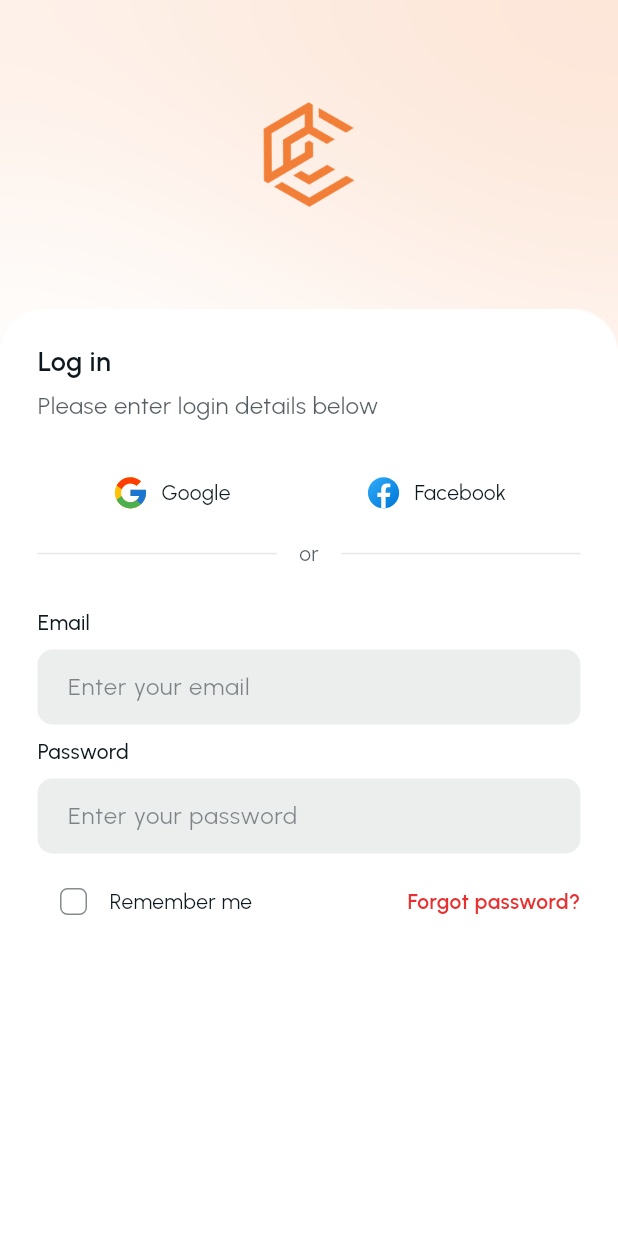
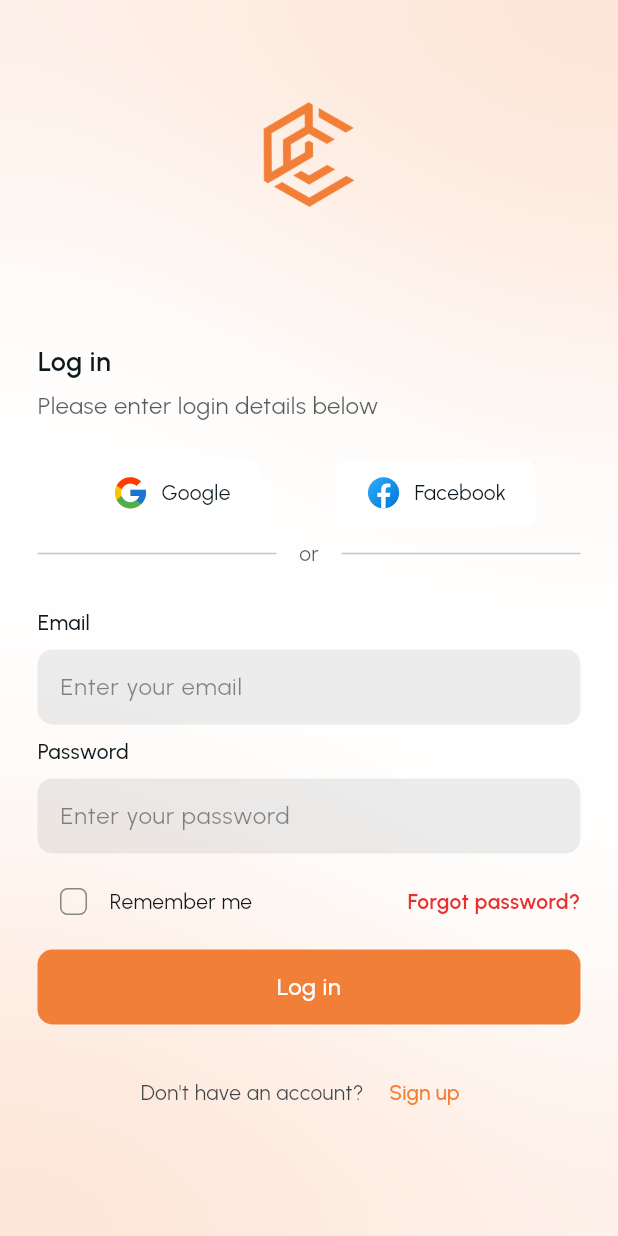
Before and after one commit to kaiumallimon/current, a Flutter app: the screen it shows after launch, on a phone screen of 412 x 824 dp. Run offline on Flutter 3.47's test engine with Material 3 defaults, Android fonts, the phone set to English and light mode, and no system bars; drawn by our look-alikes of blur; our stand-ins replace flutter_svg, get.

Commit message:
Add warning dialog and update UI components in login module

```diff
--- a/lib/app/core/constants/_strings.dart
+++ b/lib/app/core/constants/_strings.dart
@@ -17,4 +17,6 @@ class AppString {
   static const signup = "Sign up";
   static const agree = 'I agree with current privacy and policy';
   static const haveAccount = 'Already have an account?';
+  static const warning = "Warning";
+  static const unavailableFeature = 'This feature is not available yet!';
 }
--- a/lib/app/core/widgets/_custom_divider.dart
+++ b/lib/app/core/widgets/_custom_divider.dart
@@ -10,7 +10,7 @@ class CustomDivider extends StatelessWidget {
     // get theme
     final theme = Theme.of(context).colorScheme;
     return Divider(
-      color: theme.onSurface.withOpacity(.1),
+      color: theme.onSurface.withOpacity(.24),
       height: 1,
     );
   }
--- a/lib/app/core/widgets/_custom_labeled_textfield.dart
+++ b/lib/app/core/widgets/_custom_labeled_textfield.dart
@@ -33,6 +33,7 @@ class CustomLabeledTextField extends StatelessWidget {
         Container(
           width: width,
           height: height,
+          padding: EdgeInsets.symmetric(horizontal: 15),
           decoration: BoxDecoration(
             color: Theme.of(context).colorScheme.onSurface.withOpacity(.08),
             borderRadius: BorderRadius.circular(10),
@@ -48,8 +49,6 @@ class CustomLabeledTextField extends StatelessWidget {
                   color:
                       Theme.of(context).colorScheme.onSurface.withOpacity(.5)),
               border: InputBorder.none,
-              contentPadding:
-                  const EdgeInsets.symmetric(horizontal: 20, vertical: 10),
             ),
           ),
         ),
--- a/lib/app/modules/auth/view/_login_view.dart
+++ b/lib/app/modules/auth/view/_login_view.dart
@@ -9,6 +9,7 @@ import '../../../core/widgets/_auth_data_container_decoration.dart';
 import '../../../core/widgets/_custom_divider.dart';
 import '../../../core/widgets/_custom_labeled_textfield.dart';
 import '../../../core/widgets/_custom_svg_button.dart';
+import '../controller/_login_controller.dart';
 import 'sections/_login_subtitle.dart';
 import 'sections/_login_title.dart';
 import 'sections/_logo_section.dart';
@@ -25,24 +26,28 @@ class LoginView extends StatelessWidget {
     // get size
     final size = MediaQuery.of(context).size;
 
+    final controller = Get.find<LoginController>();
+
     return Scaffold(
       backgroundColor: theme.surface,
+      resizeToAvoidBottomInset: true,
       body: Stack(
         children: [
           CustomBackgroundGradient(),
           SafeArea(
+              child: SingleChildScrollView(
+            physics: BouncingScrollPhysics(),
             child: Column(
               children: [
                 // Logo section
                 auth_logo_section(size),
 
                 // login form section
-              Expanded(
-                  child: Container(
+                Container(
+                  height: size.height * .75,
                   padding: const EdgeInsets.symmetric(
                       horizontal: AppSize.paddingSide, vertical: 25),
-                decoration: authDataContainerDecoration(theme),
-                child: SingleChildScrollView(
+                  // decoration: authDataContainerDecoration(theme),
                   child: Column(
                     crossAxisAlignment: CrossAxisAlignment.start,
                     spacing: 8,
@@ -63,14 +68,22 @@ class LoginView extends StatelessWidget {
                             color: theme.surface,
                             textColor: theme.onSurface,
                             asset: AppAssets.google,
-                            onPressed: () {},
+                            onPressed: () {
+                              controller.showWarningDialog(
+                                  AppString.unavailableFeature,
+                                  AppString.warning);
+                            },
                           ),
                           CustomSvgButton(
                             text: AppString.facebook,
                             color: theme.surface,
                             textColor: theme.onSurface,
                             asset: AppAssets.facebook,
-                            onPressed: () {},
+                            onPressed: () {
+                              controller.showWarningDialog(
+                                  AppString.unavailableFeature,
+                                  AppString.warning);
+                            },
                           ),
                         ],
                       ),
@@ -89,33 +102,77 @@ class LoginView extends StatelessWidget {
                       const SizedBox(height: 10),
 
                       // email and password fields
-                      CustomLabeledTextField(
+                      GetBuilder<LoginController>(builder: (loginController) {
+                        return CustomLabeledTextField(
                           label: AppString.email,
                           hint: AppString.emailHint,
-                        controller: TextEditingController(),
+                          controller: loginController.emailController,
                           obscureText: false,
                           keyboardType: TextInputType.emailAddress,
                           width: 400,
                           height: AppSize.inputHeight,
-                      ),
+                        );
+                      }),
 
-                      CustomLabeledTextField(
+                      GetBuilder<LoginController>(builder: (loginController) {
+                        return CustomLabeledTextField(
                           label: AppString.password,
                           hint: AppString.passwordHint,
-                        controller: TextEditingController(),
+                          controller: loginController.passwordController,
                           obscureText: true,
                           keyboardType: TextInputType.visiblePassword,
                           width: 400,
                           height: AppSize.inputHeight,
-                      ),
+                        );
+                      }),
 
                       // remember me and forgot password row
                       buildRememberMeForgotPasswordRow(theme),
+
+                      Container(
+                        height: AppSize.buttonHeight,
+                        width: 400,
+                        decoration: BoxDecoration(
+                          color: theme.primary,
+                          borderRadius: BorderRadius.circular(10),
+                        ),
+                        child: Center(
+                          child: Text(AppString.login,
+                              textAlign: TextAlign.center,
+                              style: TextStyle(
+                                  color: theme.surface,
+                                  fontWeight: FontWeight.w500,
+                                  fontSize: 16)),
+                        ),
+                      ),
+
+                      const SizedBox(height: 5),
+
+                      Row(
+                        mainAxisAlignment: MainAxisAlignment.center,
+                        spacing: 5,
+                        children: [
+                          Text(AppString.noAccount,
+                              style: TextStyle(
+                                  color: theme.onSurface.withOpacity(.8))),
+                          TextButton(
+                            onPressed: () {
+                              controller.showWarningDialog(
+                                  AppString.unavailableFeature,
+                                  AppString.warning);
+                            },
+                            child: Text(AppString.signup,
+                                style: TextStyle(
+                                    color: theme.primary,
+                                    fontWeight: FontWeight.w500)),
+                          ),
                         ],
                       ),
+                    ],
                   ),
-              ))
+                )
               ],
+            ),
           )),
         ],
       ),
```
Also changed, not shown: lib/app/modules/auth/controller/_login_controller.dart (+21 -0 lines). Lines whose indentation alone changed are shown as unchanged.
